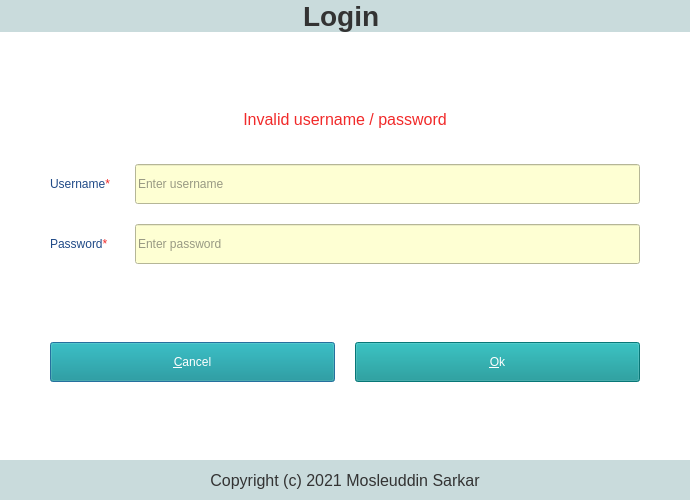
This is ui_files/login.ui in mosleuddin/ExpenseTracker as Qt 5 draws it before an edit. The edited form follows.
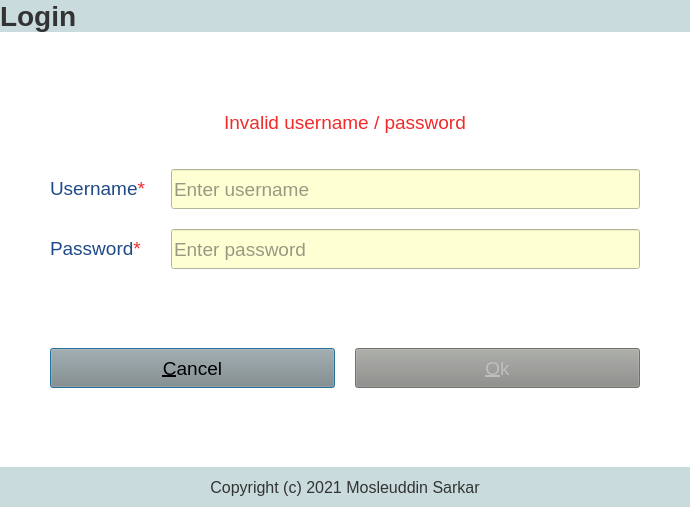
This is the edited form. Icons and pictures are not drawn.

```diff
--- a/ui_files/login.ui
+++ b/ui_files/login.ui
@@ -10,7 +10,7 @@
     <x>0</x>
     <y>0</y>
     <width>690</width>
-    <height>500</height>
+    <height>507</height>
    </rect>
   </property>
   <property name="sizePolicy">
@@ -78,7 +78,7 @@
 </string>
      </property>
      <property name="alignment">
-      <set>Qt::AlignCenter</set>
+      <set>Qt::AlignLeading|Qt::AlignLeft|Qt::AlignVCenter</set>
      </property>
      <property name="margin">
       <number>10</number>
@@ -105,7 +105,7 @@
     <widget class="QLabel" name="labelMessage">
      <property name="font">
       <font>
-       <pointsize>12</pointsize>
+       <pointsize>14</pointsize>
        <bold>false</bold>
       </font>
      </property>
@@ -147,6 +147,7 @@
        </property>
        <property name="font">
         <font>
+         <pointsize>14</pointsize>
          <bold>false</bold>
         </font>
        </property>
@@ -167,7 +168,9 @@
         </size>
        </property>
        <property name="font">
-        <font/>
+        <font>
+         <pointsize>14</pointsize>
+        </font>
        </property>
        <property name="statusTip">
         <string>username should be 4 to 12 characters long</string>
@@ -197,6 +200,7 @@
        </property>
        <property name="font">
         <font>
+         <pointsize>14</pointsize>
          <bold>false</bold>
          <underline>false</underline>
         </font>
@@ -218,7 +222,9 @@
         </size>
        </property>
        <property name="font">
-        <font/>
+        <font>
+         <pointsize>14</pointsize>
+        </font>
        </property>
        <property name="statusTip">
         <string>username should be 4 to 12 characters long</string>
@@ -291,11 +297,12 @@
         </size>
        </property>
        <property name="font">
-        <font/>
+        <font>
+         <pointsize>14</pointsize>
+        </font>
        </property>
        <property name="styleSheet">
-        <string notr="true">background-color: rgb(10, 145, 145);
-color: rgb(255, 255, 255);</string>
+        <string notr="true">background-color: rgb(136, 138, 133);</string>
        </property>
        <property name="text">
         <string>&amp;Cancel</string>
@@ -318,11 +325,12 @@
         </size>
        </property>
        <property name="font">
-        <font/>
+        <font>
+         <pointsize>14</pointsize>
+        </font>
        </property>
        <property name="styleSheet">
-        <string notr="true">background-color: rgb(10, 145, 145);
-color: rgb(255, 255, 255);</string>
+        <string notr="true">background-color: rgb(136, 138, 133);</string>
        </property>
        <property name="text">
         <string>&amp;Ok</string>
```
